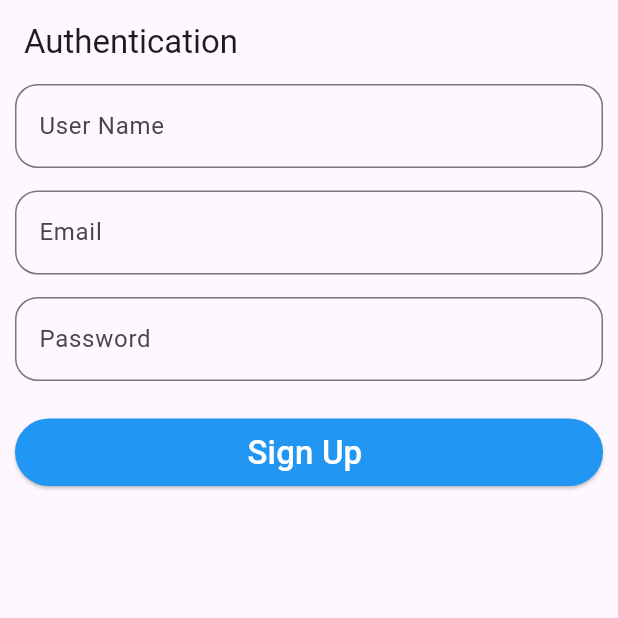
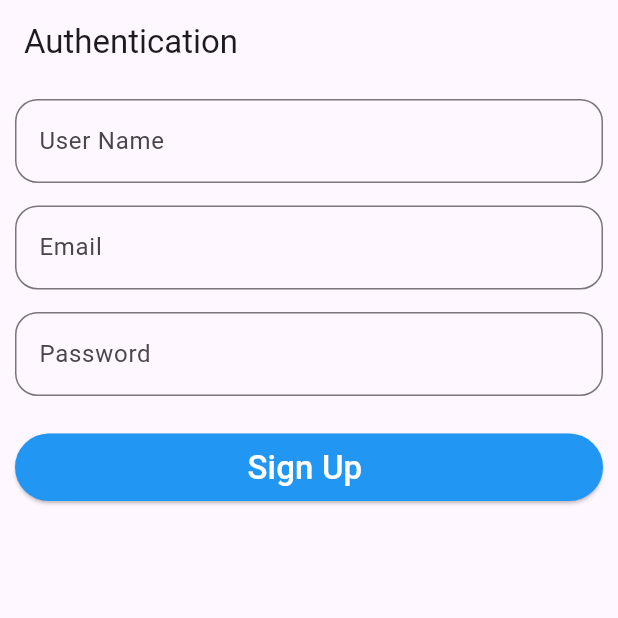
Before and after one commit to pratik5759/todo_flutter_firebase, a Flutter app: the screen it shows after launch, on a phone screen of 412 x 824 dp, the top half of it. Run offline on Flutter 3.47's test engine with Material 3 defaults, Android fonts, the phone set to English and light mode, and no system bars; our stand-ins replace google_fonts.

Commit message:
padding to user form

```diff
--- a/lib/auth/auth_form.dart
+++ b/lib/auth/auth_form.dart
@@ -31,10 +31,11 @@ class AuthFormState extends State<AuthForm> {
                 mainAxisAlignment: MainAxisAlignment.center,
                 key: _formkey,
                 children: [
+
                   /// username input feild
                   if (!isLogInPage)
                     Padding(
-                      padding: const EdgeInsets.symmetric(horizontal: 10),
+                      padding: const EdgeInsets.only(left: 10,right: 10, top: 10),
                       child: TextFormField(
                         keyboardType: TextInputType.emailAddress,
                         key: ValueKey('username'),
```
